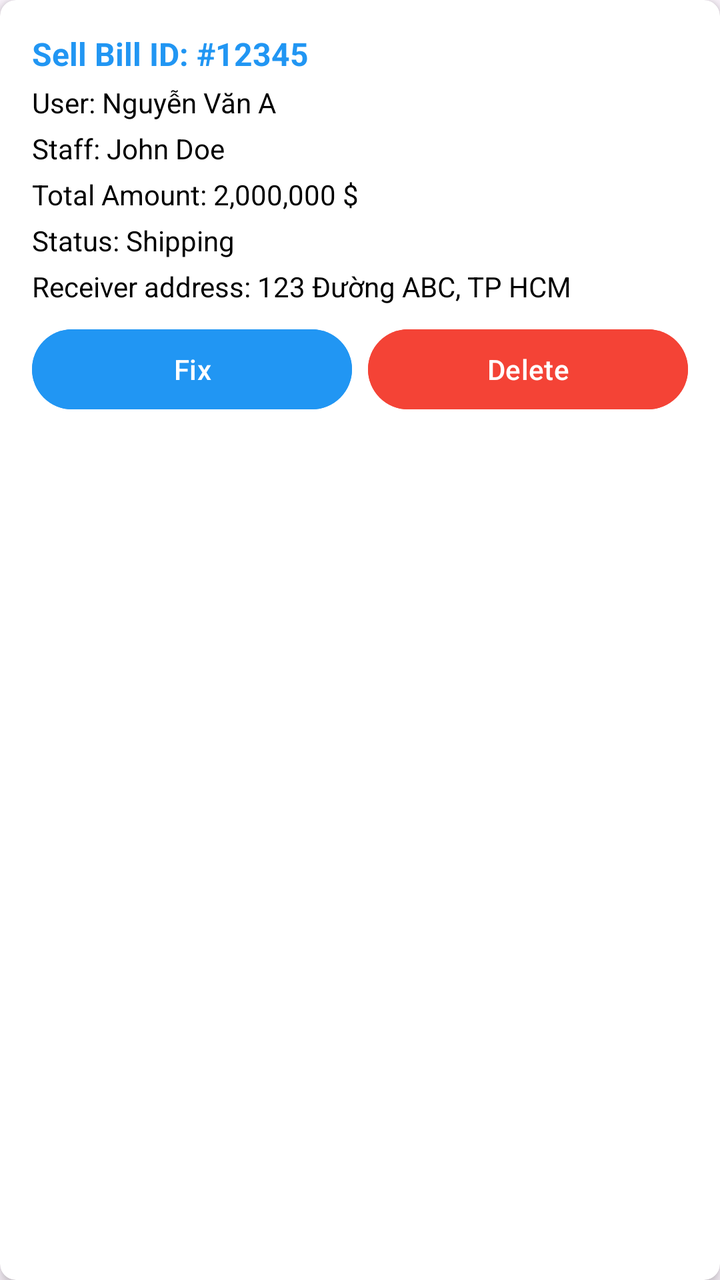
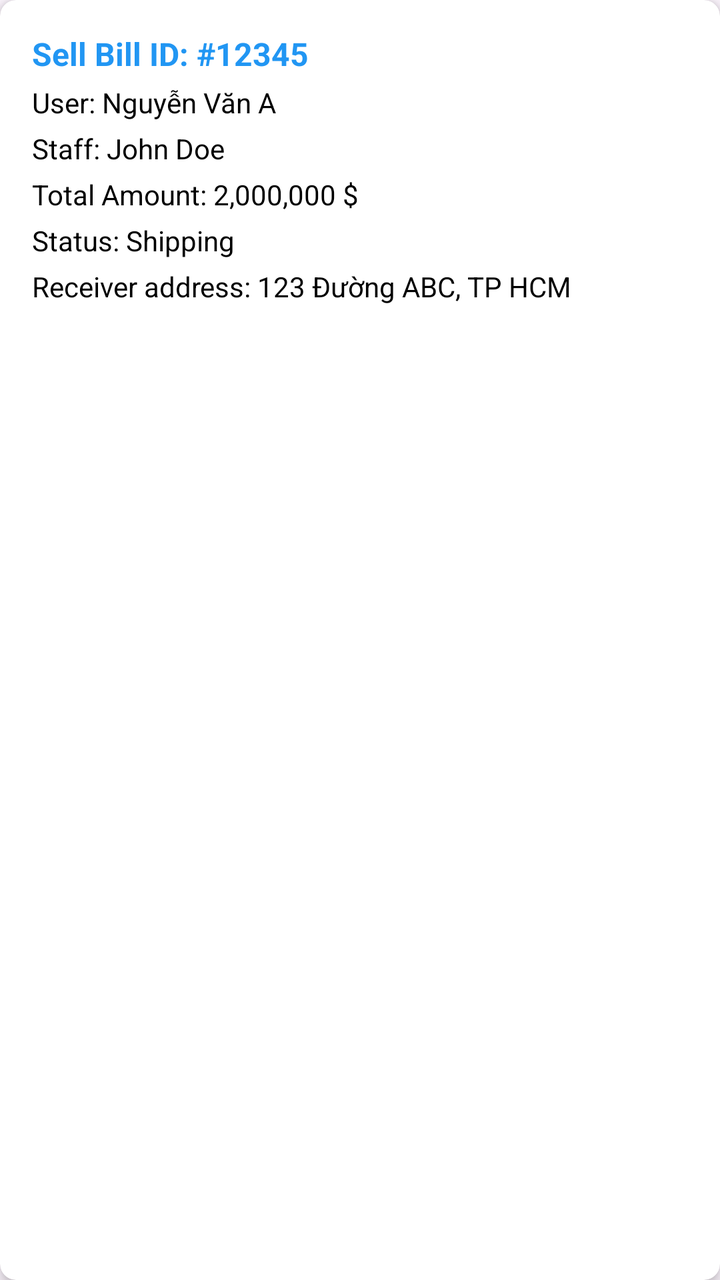

Two renders of the same Android screen: before a commit and after it. Below are the layout's source before the change and the commit's diff.
<!-- AndroidManifest.xml: application theme Theme.BasicMobileProgramingProject -->
<!-- res/layout/activity_sell_bill_item.xml -->
<?xml version="1.0" encoding="utf-8"?>
<androidx.cardview.widget.CardView xmlns:android="http://schemas.android.com/apk/res/android"
    xmlns:app="http://schemas.android.com/apk/res-auto"
    android:layout_width="match_parent"
    android:layout_height="wrap_content"
    android:layout_margin="8dp"
    app:cardCornerRadius="8dp"
    app:cardElevation="4dp">

    <LinearLayout
        android:layout_width="match_parent"
        android:layout_height="wrap_content"
        android:orientation="vertical"
        android:padding="16dp">

        <TextView
            android:id="@+id/tvOrderId"
            android:layout_width="wrap_content"
            android:layout_height="wrap_content"
            android:text="Sell Bill ID: #12345"
            android:textColor="@color/blue"
            android:textSize="16sp"
            android:textStyle="bold" />

        <TextView
            android:id="@+id/tvUser"
            android:layout_width="wrap_content"
            android:layout_height="wrap_content"
            android:layout_marginTop="4dp"
            android:text="User: Nguyễn Văn A"
            android:textColor="@color/black"
            android:textSize="14sp" />

        <TextView
            android:id="@+id/tvStaff"
            android:layout_width="wrap_content"
            android:layout_height="wrap_content"
            android:layout_marginTop="4dp"
            android:text="Staff: John Doe"
            android:textColor="@color/black"
            android:textSize="14sp" />

        <TextView
            android:id="@+id/tvTotalAmount"
            android:layout_width="wrap_content"
            android:layout_height="wrap_content"
            android:layout_marginTop="4dp"
            android:text="Total Amount: 2,000,000 $"
            android:textColor="@color/black"
            android:textSize="14sp" />

        <TextView
            android:id="@+id/tvOrderStatus"
            android:layout_width="wrap_content"
            android:layout_height="wrap_content"
            android:layout_marginTop="4dp"
            android:text="Status: Shipping"
            android:textColor="@color/black"
            android:textSize="14sp" />

        <TextView
            android:id="@+id/tvDeliveryAddress"
            android:layout_width="wrap_content"
            android:layout_height="wrap_content"
            android:layout_marginTop="4dp"
            android:text="Receiver address: 123 Đường ABC, TP HCM"
            android:textColor="@color/black"
            android:textSize="14sp" />

        
        <LinearLayout
            android:layout_width="match_parent"
            android:layout_height="wrap_content"
            android:layout_marginTop="8dp"
            android:orientation="horizontal">

            <Button
                android:id="@+id/btnEditOrder"
                android:layout_width="0dp"
                android:layout_height="wrap_content"
                android:layout_weight="1"
                android:backgroundTint="@color/blue"
                android:text="Fix"
                android:textColor="@android:color/white" />

            <Button
                android:id="@+id/btnDeleteOrder"
                android:layout_width="0dp"
                android:layout_height="wrap_content"
                android:layout_marginStart="8dp"
                android:layout_weight="1"
                android:backgroundTint="@color/red"
                android:text="Delete"
                android:textColor="@android:color/white" />
        </LinearLayout>
    </LinearLayout>
</androidx.cardview.widget.CardView>
<!-- resources referenced by this layout -->
<resources>
  <color name="black">#FF000000</color>
  <color name="blue">#2196F3</color>
  <color name="red">#F44336</color>
  <style name="Theme.BasicMobileProgramingProject" parent="Base.Theme.BasicMobileProgramingProject" />
  <style name="Base.Theme.BasicMobileProgramingProject" parent="Theme.Material3.DayNight.NoActionBar">
          
          
      </style>
</resources>

<!-- the commit's change to res/layout/activity_sell_bill_item.xml (unified diff, before → after) -->
@@ -23,7 +23,7 @@
             android:textStyle="bold" />
 
         <TextView
-            android:id="@+id/tvUser"
+            android:id="@+id/tvUserId"
             android:layout_width="wrap_content"
             android:layout_height="wrap_content"
             android:layout_marginTop="4dp"
@@ -32,7 +32,7 @@
             android:textSize="14sp" />
 
         <TextView
-            android:id="@+id/tvStaff"
+            android:id="@+id/tvStaffId"
             android:layout_width="wrap_content"
             android:layout_height="wrap_content"
             android:layout_marginTop="4dp"
@@ -66,32 +66,5 @@
             android:text="Receiver address: 123 Đường ABC, TP HCM"
             android:textColor="@color/black"
             android:textSize="14sp" />
-
-        
-        <LinearLayout
-            android:layout_width="match_parent"
-            android:layout_height="wrap_content"
-            android:layout_marginTop="8dp"
-            android:orientation="horizontal">
-
-            <Button
-                android:id="@+id/btnEditOrder"
-                android:layout_width="0dp"
-                android:layout_height="wrap_content"
-                android:layout_weight="1"
-                android:backgroundTint="@color/blue"
-                android:text="Fix"
-                android:textColor="@android:color/white" />
-
-            <Button
-                android:id="@+id/btnDeleteOrder"
-                android:layout_width="0dp"
-                android:layout_height="wrap_content"
-                android:layout_marginStart="8dp"
-                android:layout_weight="1"
-                android:backgroundTint="@color/red"
-                android:text="Delete"
-                android:textColor="@android:color/white" />
-        </LinearLayout>
     </LinearLayout>
 </androidx.cardview.widget.CardView>
<!-- resource entries referenced after the edit -->
@@ -2,7 +2,6 @@
 <resources>
   <color name="black">#FF000000</color>
   <color name="blue">#2196F3</color>
-  <color name="red">#F44336</color>
   <style name="Theme.BasicMobileProgramingProject" parent="Base.Theme.BasicMobileProgramingProject" />
   <style name="Base.Theme.BasicMobileProgramingProject" parent="Theme.Material3.DayNight.NoActionBar">
           
